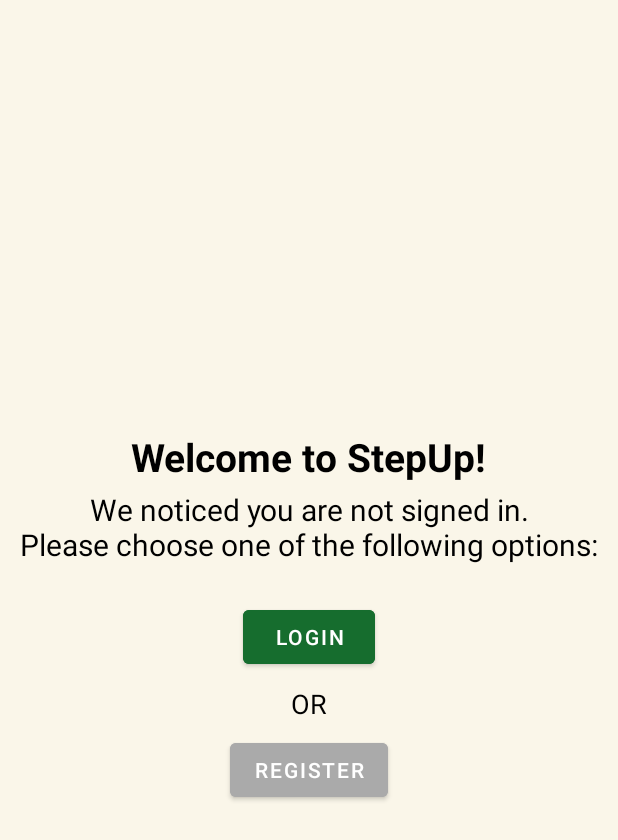
After one commit to andriichumakov/stepup, an Android app built with Jetpack Compose: the layout login_method.xml on its own in the app's theme, with its tools: preview values and no code run, on a phone screen of 412 x 824 dp. The commit adds this screen. Shown: the top 840 px of the screen. Run offline under Robolectric (Android 15) with nearby library versions, the phone set to English and light mode, and no system bars.

Commit message:
added "Login or Register" page

```diff
--- a/app/src/main/AndroidManifest.xml
+++ b/app/src/main/AndroidManifest.xml
@@ -58,6 +58,8 @@
         <activity
                 android:name=".StepsOverviewActivity"
                 android:exported="false" />
+        <activity android:name=".AuthOptionsActivity"
+                  android:exported="false" />
         <activity android:name=".MainActivity"
                   android:exported="false" />
 
--- /dev/null
+++ b/app/src/main/java/com/example/stepupapp/AuthOptionsActivity.kt
@@ -0,0 +1,22 @@
+package com.example.stepupapp
+
+import android.content.Intent
+import android.os.Bundle
+import com.example.stepupapp.databinding.LoginMethodBinding
+
+class AuthOptionsActivity : BaseActivity() {
+    private lateinit var binding: LoginMethodBinding
+    override fun onCreate(savedInstanceState: Bundle?) {
+        super.onCreate(savedInstanceState)
+        binding = LoginMethodBinding.inflate(layoutInflater)
+        setContentView(binding.root)
+        binding.loginButton.setOnClickListener {
+            val intent = Intent(this, MainActivity::class.java)
+            startActivity(intent)
+        }
+        binding.registerButton.setOnClickListener {
+            val intent = Intent(this, MainActivity::class.java)
+            startActivity(intent)
+        }
+    }
+}
--- a/app/src/main/java/com/example/stepupapp/LoadingScreenActivity.kt
+++ b/app/src/main/java/com/example/stepupapp/LoadingScreenActivity.kt
@@ -16,6 +16,10 @@ class LoadingScreenActivity : BaseActivity() {
         startProgressBar()
     }
 
+    private fun isLoggedIn(): Boolean {
+        return false;
+    }
+
     private fun startProgressBar() {
         val totalTime = 5000L  // 5 seconds
         val interval = 50L     // Update every 50ms for smoother animation
@@ -28,7 +32,11 @@ class LoadingScreenActivity : BaseActivity() {
 
             override fun onFinish() {
                 binding.progressBar.progress = 100
-                goToMainActivity()
+                if (isLoggedIn()) {
+                    goToMainActivity()
+                } else {
+                    goToAuthOptionsActivity()
+                }
             }
         }.start()
     }
@@ -38,4 +46,9 @@ class LoadingScreenActivity : BaseActivity() {
         startActivity(intent)
         finish() // Close loading screen so it doesn't stay in back stack
     }
+    private fun goToAuthOptionsActivity() {
+        val intent = Intent(this, AuthOptionsActivity::class.java)
+        startActivity(intent)
+        finish()
+    }
 }
--- /dev/null
+++ b/app/src/main/res/layout/login_method.xml
@@ -0,0 +1,68 @@
+<?xml version="1.0" encoding="utf-8"?>
+<androidx.constraintlayout.widget.ConstraintLayout
+        xmlns:android="http://schemas.android.com/apk/res/android"
+        xmlns:app="http://schemas.android.com/apk/res-auto"
+        android:id="@+id/loadingScreenRoot"
+        android:layout_width="match_parent"
+        android:layout_height="match_parent"
+        android:background="#FAF6E9">
+
+        <!-- Centered container -->
+        <LinearLayout
+                android:id="@+id/centerContainer"
+                android:layout_width="wrap_content"
+                android:layout_height="wrap_content"
+                android:orientation="vertical"
+                android:gravity="center"
+                app:layout_constraintTop_toTopOf="parent"
+                app:layout_constraintBottom_toBottomOf="parent"
+                app:layout_constraintStart_toStartOf="parent"
+                app:layout_constraintEnd_toEndOf="parent">
+
+            <TextView
+                    android:id="@+id/welcomeMessage"
+                    android:layout_width="wrap_content"
+                    android:layout_height="wrap_content"
+                    android:text="Welcome to StepUp!"
+                    android:textColor="@android:color/black"
+                    android:textSize="26sp"
+                    android:textStyle="bold"
+                    android:layout_marginBottom="4dp"/>
+
+            <TextView
+                    android:id="@+id/signInPrompt"
+                    android:layout_width="wrap_content"
+                    android:layout_height="wrap_content"
+                    android:text="We noticed you are not signed in.\nPlease choose one of the following options:"
+                    android:textColor="@android:color/black"
+                    android:textSize="20sp"
+                    android:gravity="center"
+                    android:layout_marginBottom="24dp"/>
+            <Button
+                    android:id="@+id/loginButton"
+                    android:layout_width="wrap_content"
+                    android:layout_height="wrap_content"
+                    android:text="Login"
+                    android:textColor="@android:color/white"
+                    android:backgroundTint="@color/dark_green"
+                    android:layout_marginBottom="8dp"/>
+
+            <!-- OR Text -->
+            <TextView
+                    android:id="@+id/orText"
+                    android:layout_width="wrap_content"
+                    android:layout_height="wrap_content"
+                    android:text="OR"
+                    android:textColor="@android:color/black"
+                    android:textSize="18sp"
+                    android:layout_marginBottom="8dp"/>
+
+            <Button
+                    android:id="@+id/registerButton"
+                    android:layout_width="wrap_content"
+                    android:layout_height="wrap_content"
+                    android:text="Register"
+                    android:textColor="@android:color/white"
+                    android:backgroundTint="@android:color/darker_gray"/>
+        </LinearLayout>
+</androidx.constraintlayout.widget.ConstraintLayout>
```
